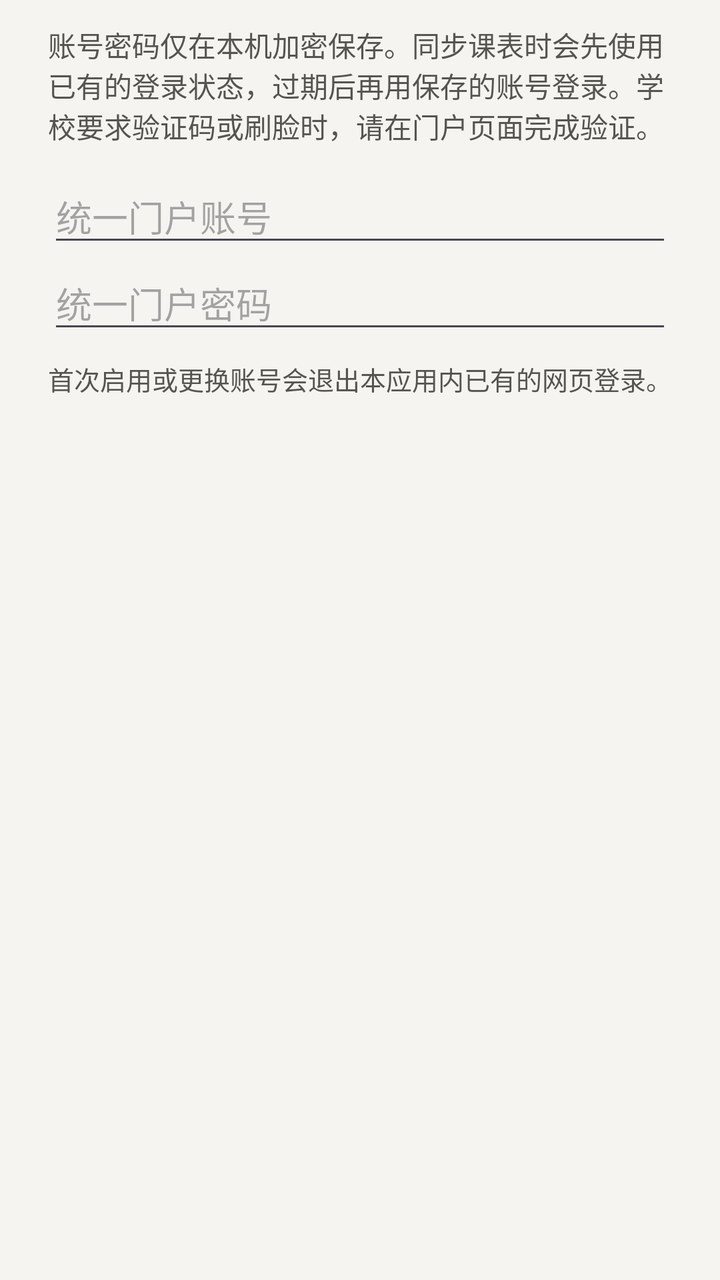
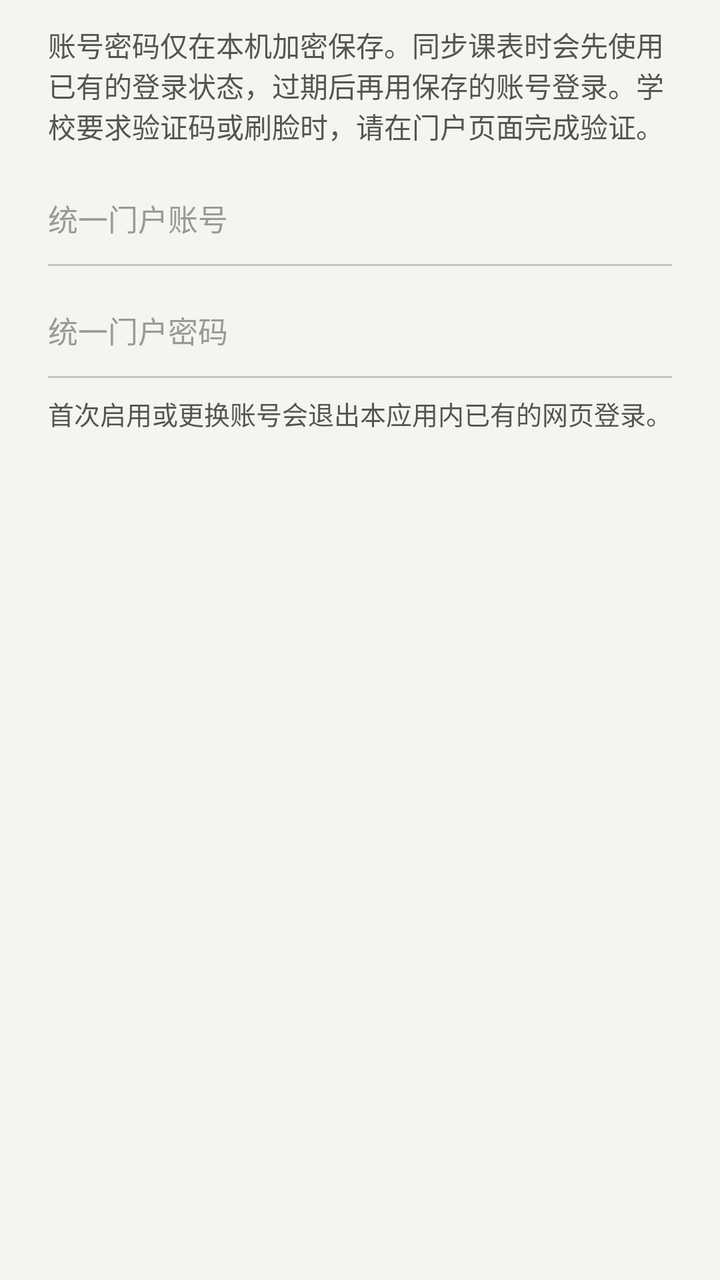

The first picture is an Android layout as it rendered before a commit; the second is the same layout after the commit. The layout source and the unified diff follow.
<!-- AndroidManifest.xml: application theme Theme.EcutCampus -->
<!-- res/layout/dialog_sdjtu_credentials.xml -->
<?xml version="1.0" encoding="utf-8"?>
<LinearLayout xmlns:android="http://schemas.android.com/apk/res/android"
    android:layout_width="match_parent"
    android:layout_height="wrap_content"
    android:orientation="vertical"
    android:paddingStart="24dp"
    android:paddingTop="12dp"
    android:paddingEnd="24dp"
    android:importantForAutofill="noExcludeDescendants">

    <TextView
        android:layout_width="match_parent"
        android:layout_height="wrap_content"
        android:text="账号密码仅在本机加密保存。同步课表时会先使用已有的登录状态，过期后再用保存的账号登录。学校要求验证码或刷脸时，请在门户页面完成验证。"
        android:textColor="?attr/gSub"
        android:textSize="14sp" />

    <EditText
        android:id="@+id/sdjtu_login_username"
        android:layout_width="match_parent"
        android:layout_height="wrap_content"
        android:layout_marginTop="12dp"
        android:hint="统一门户账号"
        android:inputType="textNoSuggestions"
        android:singleLine="true"
        android:imeOptions="actionNext|flagNoPersonalizedLearning"
        android:saveEnabled="false" />

    <EditText
        android:id="@+id/sdjtu_login_password"
        android:layout_width="match_parent"
        android:layout_height="wrap_content"
        android:hint="统一门户密码"
        android:inputType="textPassword"
        android:singleLine="true"
        android:imeOptions="actionDone|flagNoPersonalizedLearning"
        android:saveEnabled="false" />

    <TextView
        android:layout_width="match_parent"
        android:layout_height="wrap_content"
        android:layout_marginTop="8dp"
        android:text="首次启用或更换账号会退出本应用内已有的网页登录。"
        android:textColor="?attr/gSub"
        android:textSize="13sp" />
</LinearLayout>
<!-- resources referenced by this layout -->
<resources>
  <color name="g_paper">#F5F4F0</color>
  <color name="g_card">#FBFAF7</color>
  <color name="g_line">#E9E7E1</color>
  <color name="g_ink">#111111</color>
  <color name="g_sub">#55554F</color>
  <color name="g_sub2">#45453F</color>
  <color name="g_mute">#9A9993</color>
  <color name="g_chip">#ECEAE4</color>
  <color name="g_accent">#FF4A1C</color>
  <color name="g_hair">#17000000</color>
  <color name="g_stroke">#33000000</color>
  <color name="g_ink_18">#2E111111</color>
  <color name="g_ink_12">#1F111111</color>
  <color name="g_ink_08">#14111111</color>
  <color name="g_paper_e8">#E8F5F4F0</color>
  <color name="g_paper_c8">#C8F5F4F0</color>
  <color name="g_on_ink">#FBFAF7</color>
  <color name="g_warn">#B4540A</color>
  <color name="g_ok">#2F5D3A</color>
  <style name="Gauge.Shape.Small" parent="">
          <item name="cornerFamily">rounded</item>
          <item name="cornerSize">6dp</item>
      </style>
  <style name="Gauge.Shape.Medium" parent="">
          <item name="cornerFamily">rounded</item>
          <item name="cornerSize">8dp</item>
      </style>
  <style name="Gauge.Dialog.Framework" parent="android:Theme.Material.Light.Dialog.Alert">
          <item name="android:windowBackground">@drawable/bg_gauge_dialog</item>
          <item name="android:colorAccent">?attr/gInk</item>
          <item name="android:colorPrimary">?attr/gInk</item>
          <item name="android:textColorPrimary">?attr/gInk</item>
          <item name="android:textColorSecondary">?attr/gSub</item>
          <item name="android:backgroundDimAmount">0.28</item>
      </style>
  <style name="Gauge.Button" parent="Widget.Material3.Button">
          <item name="backgroundTint">?attr/gInk</item>
          <item name="android:textColor">?attr/gOnInk</item>
          <item name="cornerRadius">?attr/gButtonRadius</item>
          <item name="android:minHeight">48dp</item>
          <item name="android:insetTop">0dp</item>
          <item name="android:insetBottom">0dp</item>
          <item name="android:paddingStart">20dp</item>
          <item name="android:paddingEnd">20dp</item>
          <item name="android:textSize">14sp</item>
          <item name="android:fontFamily">sans-serif-medium</item>
          <item name="android:letterSpacing">0.02</item>
          <item name="android:stateListAnimator">@null</item>
          <item name="elevation">0dp</item>
          <item name="rippleColor">#33FFFFFF</item>
      </style>
  <!-- drawable bg_gauge_dialog (drawable) -->
  <?xml version="1.0" encoding="utf-8"?>
  <inset xmlns:android="http://schemas.android.com/apk/res/android"
      android:insetLeft="24dp" android:insetRight="24dp"
      android:insetTop="40dp" android:insetBottom="40dp">
      <shape android:shape="rectangle">
          <corners android:radius="?attr/gCardRadius" />
          <solid android:color="?attr/gDialog" />
          <stroke android:width="1px" android:color="?attr/gCardStroke" />
      </shape>
  </inset>
  <style name="Gauge.Button.Text" parent="Widget.Material3.Button.TextButton.Dialog">
          <item name="android:textColor">?attr/gInk</item>
          <item name="rippleColor">?attr/gHair</item>
      </style>
  <!-- unchanged entries left out for length: 2 -->
</resources>

<!-- the commit's change to res/layout/dialog_sdjtu_credentials.xml (unified diff, before → after) -->
@@ -20,9 +20,15 @@
         android:layout_width="match_parent"
         android:layout_height="wrap_content"
         android:layout_marginTop="12dp"
+        android:minHeight="48dp"
+        android:background="@drawable/bg_gauge_input"
         android:hint="统一门户账号"
         android:inputType="textNoSuggestions"
+        android:paddingVertical="10dp"
         android:singleLine="true"
+        android:textColor="?attr/gInk"
+        android:textColorHint="?attr/gMute"
+        android:textSize="15sp"
         android:imeOptions="actionNext|flagNoPersonalizedLearning"
         android:saveEnabled="false" />
 
@@ -30,9 +36,16 @@
         android:id="@+id/sdjtu_login_password"
         android:layout_width="match_parent"
         android:layout_height="wrap_content"
+        android:layout_marginTop="8dp"
+        android:minHeight="48dp"
+        android:background="@drawable/bg_gauge_input"
         android:hint="统一门户密码"
         android:inputType="textPassword"
+        android:paddingVertical="10dp"
         android:singleLine="true"
+        android:textColor="?attr/gInk"
+        android:textColorHint="?attr/gMute"
+        android:textSize="15sp"
         android:imeOptions="actionDone|flagNoPersonalizedLearning"
         android:saveEnabled="false" />
 
<!-- resource entries referenced after the edit -->
@@ -1,5 +1,25 @@
 <!-- resources referenced by this layout -->
 <resources>
+  <!-- drawable bg_gauge_input (drawable) -->
+  <?xml version="1.0" encoding="utf-8"?>
+  <selector xmlns:android="http://schemas.android.com/apk/res/android">
+      <item android:state_focused="true">
+          <layer-list>
+              <item><shape><solid android:color="#00000000" /></shape></item>
+              <item android:gravity="bottom" android:height="1.5dp">
+                  <shape><solid android:color="?attr/gInk" /></shape>
+              </item>
+          </layer-list>
+      </item>
+      <item>
+          <layer-list>
+              <item><shape><solid android:color="#00000000" /></shape></item>
+              <item android:gravity="bottom" android:height="1dp">
+                  <shape><solid android:color="?attr/gStroke" /></shape>
+              </item>
+          </layer-list>
+      </item>
+  </selector>
   <color name="g_paper">#F5F4F0</color>
   <color name="g_card">#FBFAF7</color>
   <color name="g_line">#E9E7E1</color>
